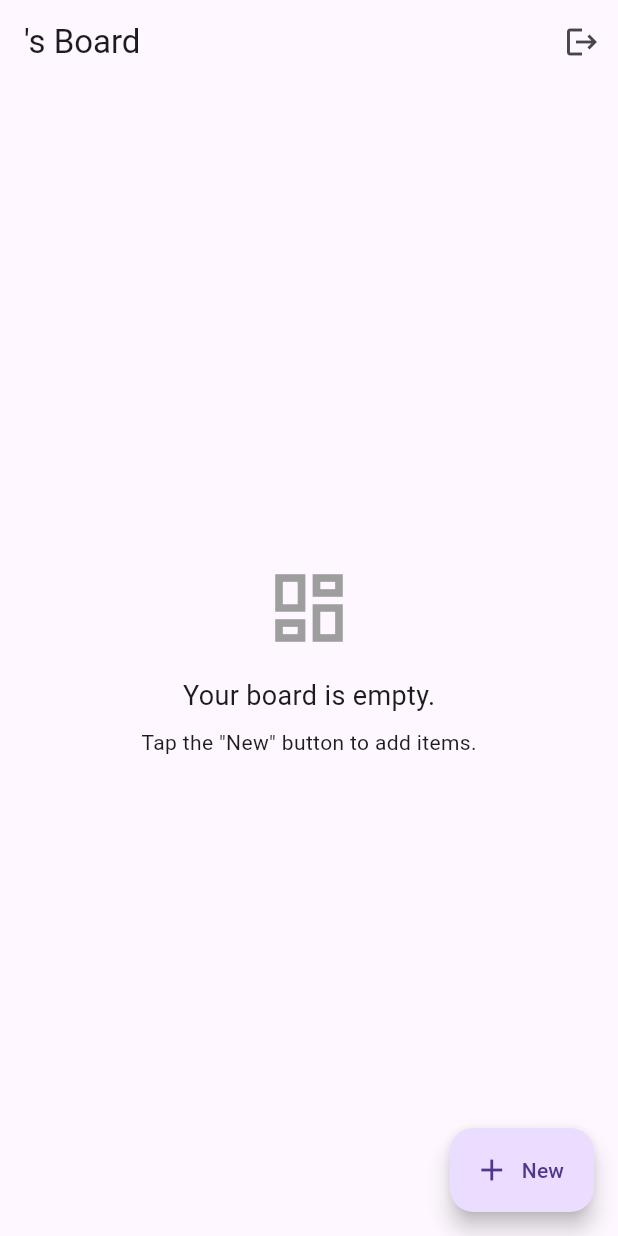
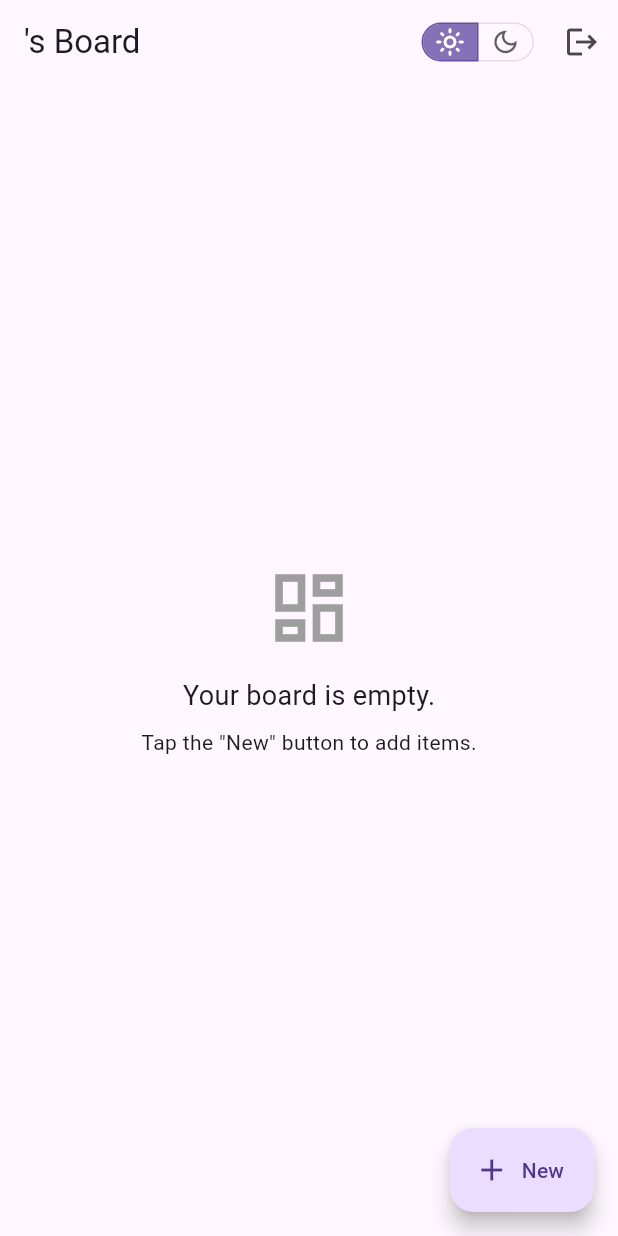
Before and after one commit to navgarg/crux_notes, a Flutter app: the screen it shows once a user with an empty profile is signed in, on a phone screen of 412 x 824 dp. Run offline on Flutter 3.47's test engine with Material 3 defaults, Android fonts, the phone set to English and light mode, and no system bars; our stand-ins replace cloud_firestore, firebase_auth, firebase_core, flutter_colorpicker, flutter_riverpod, google_sign_in and 2 more; accounts and stored records are empty; generated files the repository leaves out were written again.

Commit message:
feat: implement dark theme

```diff
--- a/lib/main.dart
+++ b/lib/main.dart
@@ -1,3 +1,4 @@
+import 'package:crux_notes/providers/theme_provider.dart';
 import 'package:crux_notes/services/auth_gate.dart';
 import 'package:firebase_core/firebase_core.dart';
 import 'package:flutter/material.dart';
@@ -23,6 +24,7 @@ class MyApp extends ConsumerWidget {
   // This widget is the root of your application.
   @override
   Widget build(BuildContext context, WidgetRef ref) {
+    final ThemeMode currentThemeMode = ref.watch(themeNotifierProvider);
     return MaterialApp(
       title: 'Notes',
       theme: ThemeData(
@@ -31,9 +33,9 @@ class MyApp extends ConsumerWidget {
       ),
       darkTheme: ThemeData(
         brightness: Brightness.dark,
-        // Define dark theme colors if needed
       ),
-      themeMode: ThemeMode.system, // Or allow user to choose
+      themeMode: currentThemeMode,
+      debugShowCheckedModeBanner: false,
       home: const AuthGate(), // Entry point will check auth state
       // home: BoardScreen(),
     );
--- a/lib/screens/board_screen.dart
+++ b/lib/screens/board_screen.dart
@@ -13,6 +13,7 @@ import '../models/image_item.dart';
 import '../models/note_item.dart';
 import '../providers/auth_providers.dart';
 import '../providers/board_providers.dart' hide firebaseAuthProvider;
+import '../providers/theme_provider.dart';
 import '../widgets/board_view_widget.dart';
 import '../widgets/folders/folder_widget.dart';
 import '../widgets/images/image_widget.dart';
@@ -32,6 +33,9 @@ class _BoardScreenState extends ConsumerState<BoardScreen> {
   //todo: make a prettier app bar. check spacing for logout button; add button to switch theme (or make profile)
   @override
   Widget build(BuildContext context) {
+    final ThemeMode currentThemeMode = ref.watch(themeNotifierProvider); // Watch the theme mode
+    final themeNotifier = ref.read(themeNotifierProvider.notifier);
+
     final User? currentUser = ref.watch(currentUserProvider);
     final AsyncValue<List<BoardItem>> asyncBoardItems = ref.watch(
       boardNotifierProvider,
@@ -83,6 +87,16 @@ class _BoardScreenState extends ConsumerState<BoardScreen> {
       fabLabel = "New";
     }
 
+    List<bool> isSelected = [false, false];
+    final Brightness platformBrightness = WidgetsBinding.instance.platformDispatcher.platformBrightness;
+
+    if (currentThemeMode == ThemeMode.light || (currentThemeMode == ThemeMode.system && platformBrightness == Brightness.light)) {
+      isSelected = [true, false]; // Light mode is active
+    } else { // Dark mode is active
+      isSelected = [false, true];
+    }
+
+
     return Scaffold(
       appBar: AppBar(
         title: Text(
@@ -91,6 +105,38 @@ class _BoardScreenState extends ConsumerState<BoardScreen> {
               : 'Board',
         ),
         actions: [
+          Padding(
+            padding: const EdgeInsets.only(right: 8.0),
+            child: ToggleButtons(
+              isSelected: isSelected,
+              onPressed: (int index) {
+                if (index == 0) { // Light mode selected
+                  themeNotifier.setThemeMode(ThemeMode.light);
+                } else { // Dark mode selected
+                  themeNotifier.setThemeMode(ThemeMode.dark);
+                }
+              },
+              // Styling for the buttons
+              borderRadius: BorderRadius.circular(20.0),
+              selectedBorderColor: Theme.of(context).colorScheme.primary,
+              selectedColor: Theme.of(context).colorScheme.onPrimary, // Color of icon when selected
+              fillColor: Theme.of(context).colorScheme.primary.withAlpha((255*0.8).round()), // Background when selected
+              color: Theme.of(context).colorScheme.onSurface.withAlpha((255*0.7).round()), // Color of icon when not selected
+              splashColor: Theme.of(context).colorScheme.primary.withAlpha((255*0.12).round()),
+              hoverColor: Theme.of(context).colorScheme.primary.withAlpha((255*0.04).round()),
+              constraints: const BoxConstraints(minHeight: 24.0, minWidth: 36.0),
+              children: const <Widget>[
+                Tooltip(
+                  message: 'Light Theme',
+                  child: Icon(Icons.light_mode_outlined, size: 20),
+                ),
+                Tooltip(
+                  message: 'Dark Theme',
+                  child: Icon(Icons.dark_mode_outlined, size: 20),
+                ),
+              ],
+            ),
+          ),
           if (currentUser != null)
             IconButton(
               icon: const Icon(Icons.logout),
--- a/pubspec.yaml
+++ b/pubspec.yaml
@@ -38,6 +38,7 @@ dependencies:
   uuid: ^4.5.1
   riverpod_annotation: ^2.6.1
   flutter_colorpicker: ^1.1.0
+  shared_preferences: ^2.5.3
 
   # The following adds the Cupertino Icons font to your application.
   # Use with the CupertinoIcons class for iOS style icons.
```
Also changed, not shown: lib/providers/theme_provider.dart (added, +100 -0 lines), pubspec.lock, 2 other files.
